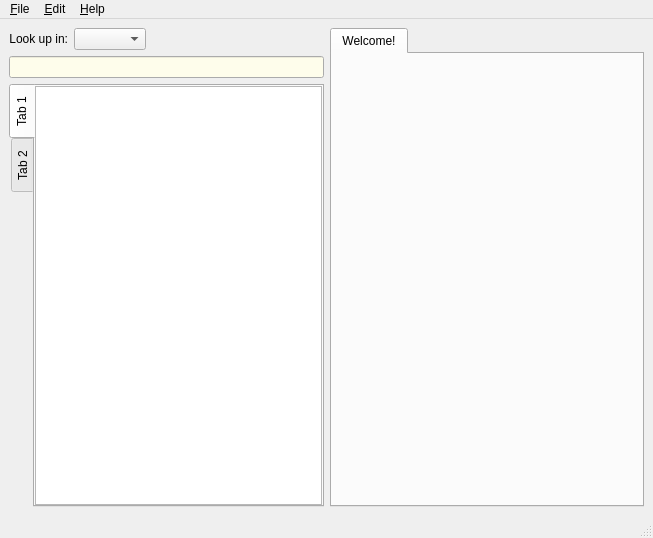
This is src/mainwindow.ui in goldendict/goldendict as Qt 5 draws it before an edit. The edited form follows.
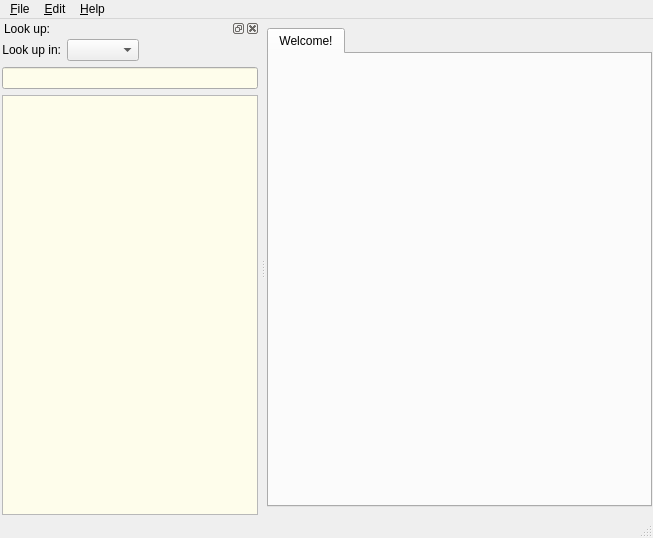
This is the edited form. The open tabs and pages were chosen to show the change. Custom widgets are drawn as their Qt base class.

Commit message: * Make the search sidebar into a dock widget.

Patch:
```diff
--- a/src/mainwindow.ui
+++ b/src/mainwindow.ui
@@ -15,196 +15,12 @@
   </property>
   <widget class="QWidget" name="centralWidget">
    <layout class="QHBoxLayout" name="horizontalLayout_2">
-    <item>
-     <layout class="QVBoxLayout" name="verticalLayout_2">
-      <item>
-       <layout class="QHBoxLayout" name="horizontalLayout">
-        <item>
-         <widget class="QLabel" name="groupLabel">
-          <property name="text">
-           <string>Look up in:</string>
-          </property>
-          <property name="alignment">
-           <set>Qt::AlignRight|Qt::AlignTrailing|Qt::AlignVCenter</set>
-          </property>
-         </widget>
-        </item>
-        <item>
-         <widget class="GroupComboBox" name="groupList">
-          <property name="sizeAdjustPolicy">
-           <enum>QComboBox::AdjustToContents</enum>
-          </property>
-          <property name="duplicatesEnabled">
-           <bool>true</bool>
-          </property>
-          <property name="frame">
-           <bool>true</bool>
-          </property>
-         </widget>
-        </item>
-        <item>
-         <spacer name="horizontalSpacer">
-          <property name="orientation">
-           <enum>Qt::Horizontal</enum>
-          </property>
-          <property name="sizeHint" stdset="0">
-           <size>
-            <width>40</width>
-            <height>20</height>
-           </size>
-          </property>
-         </spacer>
-        </item>
-       </layout>
-      </item>
-      <item>
-       <widget class="QLineEdit" name="translateLine">
-        <property name="minimumSize">
-         <size>
-          <width>200</width>
-          <height>0</height>
-         </size>
-        </property>
-        <property name="baseSize">
-         <size>
-          <width>0</width>
-          <height>0</height>
-         </size>
-        </property>
-        <property name="palette">
-         <palette>
-          <active>
-           <colorrole role="Base">
-            <brush brushstyle="SolidPattern">
-             <color alpha="255">
-              <red>254</red>
-              <green>253</green>
-              <blue>235</blue>
-             </color>
-            </brush>
-           </colorrole>
-          </active>
-          <inactive>
-           <colorrole role="Base">
-            <brush brushstyle="SolidPattern">
-             <color alpha="255">
-              <red>254</red>
-              <green>253</green>
-              <blue>235</blue>
-             </color>
-            </brush>
-           </colorrole>
-          </inactive>
-          <disabled>
-           <colorrole role="Base">
-            <brush brushstyle="SolidPattern">
-             <color alpha="255">
-              <red>255</red>
-              <green>255</green>
-              <blue>255</blue>
-             </color>
-            </brush>
-           </colorrole>
-          </disabled>
-         </palette>
-        </property>
-        <property name="frame">
-         <bool>true</bool>
-        </property>
-       </widget>
-      </item>
-      <item>
-       <widget class="QStackedWidget" name="stackedWidget">
-        <property name="lineWidth">
-         <number>0</number>
-        </property>
-        <property name="currentIndex">
-         <number>0</number>
-        </property>
-        <widget class="QWidget" name="page">
-         <layout class="QVBoxLayout" name="verticalLayout_3">
-          <property name="margin">
-           <number>0</number>
-          </property>
-          <item>
-           <widget class="QListWidget" name="wordList">
-            <property name="palette">
-             <palette>
-              <active>
-               <colorrole role="Base">
-                <brush brushstyle="SolidPattern">
-                 <color alpha="255">
-                  <red>254</red>
-                  <green>253</green>
-                  <blue>235</blue>
-                 </color>
-                </brush>
-               </colorrole>
-              </active>
-              <inactive>
-               <colorrole role="Base">
-                <brush brushstyle="SolidPattern">
-                 <color alpha="255">
-                  <red>254</red>
-                  <green>253</green>
-                  <blue>235</blue>
-                 </color>
-                </brush>
-               </colorrole>
-              </inactive>
-              <disabled>
-               <colorrole role="Base">
-                <brush brushstyle="SolidPattern">
-                 <color alpha="255">
-                  <red>255</red>
-                  <green>255</green>
-                  <blue>255</blue>
-                 </color>
-                </brush>
-               </colorrole>
-              </disabled>
-             </palette>
-            </property>
-           </widget>
-          </item>
-         </layout>
-        </widget>
-        <widget class="QWidget" name="page_2">
-         <layout class="QVBoxLayout" name="verticalLayout_4">
-          <property name="margin">
-           <number>0</number>
-          </property>
-          <item>
-           <widget class="QTabWidget" name="tabWidget_2">
-            <property name="tabPosition">
-             <enum>QTabWidget::West</enum>
-            </property>
-            <widget class="QWidget" name="tab_2">
-             <attribute name="title">
-              <string>Tab 1</string>
-             </attribute>
-             <layout class="QVBoxLayout" name="verticalLayout_5">
-              <property name="margin">
-               <number>0</number>
-              </property>
-              <item>
-               <widget class="QListWidget" name="listWidget"/>
-              </item>
-             </layout>
-            </widget>
-            <widget class="QWidget" name="tab_3">
-             <attribute name="title">
-              <string>Tab 2</string>
-             </attribute>
-            </widget>
-           </widget>
-          </item>
-         </layout>
-        </widget>
-       </widget>
-      </item>
-     </layout>
-    </item>
+    <property name="leftMargin">
+     <number>1</number>
+    </property>
+    <property name="rightMargin">
+     <number>1</number>
+    </property>
     <item>
      <widget class="QTabWidget" name="tabWidget">
       <property name="currentIndex">
@@ -271,6 +87,173 @@
    <addaction name="menu_Help"/>
   </widget>
   <widget class="QStatusBar" name="statusbar"/>
+  <widget class="QDockWidget" name="searchPane">
+   <property name="windowTitle">
+    <string>Look up:</string>
+   </property>
+   <attribute name="dockWidgetArea">
+    <number>1</number>
+   </attribute>
+   <widget class="SearchPaneWidget" name="searchPaneWidget">
+    <property name="sizePolicy">
+     <sizepolicy hsizetype="Preferred" vsizetype="Preferred">
+      <horstretch>0</horstretch>
+      <verstretch>0</verstretch>
+     </sizepolicy>
+    </property>
+    <layout class="QVBoxLayout" name="verticalLayout">
+     <property name="leftMargin">
+      <number>2</number>
+     </property>
+     <property name="topMargin">
+      <number>1</number>
+     </property>
+     <property name="rightMargin">
+      <number>2</number>
+     </property>
+     <property name="bottomMargin">
+      <number>1</number>
+     </property>
+     <item>
+      <layout class="QHBoxLayout" name="horizontalLayout">
+       <item>
+        <widget class="QLabel" name="groupLabel">
+         <property name="text">
+          <string>Look up in:</string>
+         </property>
+         <property name="alignment">
+          <set>Qt::AlignRight|Qt::AlignTrailing|Qt::AlignVCenter</set>
+         </property>
+        </widget>
+       </item>
+       <item>
+        <widget class="GroupComboBox" name="groupList">
+         <property name="sizeAdjustPolicy">
+          <enum>QComboBox::AdjustToContents</enum>
+         </property>
+         <property name="duplicatesEnabled">
+          <bool>true</bool>
+         </property>
+         <property name="frame">
+          <bool>true</bool>
+         </property>
+        </widget>
+       </item>
+       <item>
+        <spacer name="horizontalSpacer">
+         <property name="orientation">
+          <enum>Qt::Horizontal</enum>
+         </property>
+         <property name="sizeHint" stdset="0">
+          <size>
+           <width>40</width>
+           <height>20</height>
+          </size>
+         </property>
+        </spacer>
+       </item>
+      </layout>
+     </item>
+     <item>
+      <widget class="QLineEdit" name="translateLine">
+       <property name="minimumSize">
+        <size>
+         <width>200</width>
+         <height>0</height>
+        </size>
+       </property>
+       <property name="baseSize">
+        <size>
+         <width>0</width>
+         <height>0</height>
+        </size>
+       </property>
+       <property name="palette">
+        <palette>
+         <active>
+          <colorrole role="Base">
+           <brush brushstyle="SolidPattern">
+            <color alpha="255">
+             <red>254</red>
+             <green>253</green>
+             <blue>235</blue>
+            </color>
+           </brush>
+          </colorrole>
+         </active>
+         <inactive>
+          <colorrole role="Base">
+           <brush brushstyle="SolidPattern">
+            <color alpha="255">
+             <red>254</red>
+             <green>253</green>
+             <blue>235</blue>
+            </color>
+           </brush>
+          </colorrole>
+         </inactive>
+         <disabled>
+          <colorrole role="Base">
+           <brush brushstyle="SolidPattern">
+            <color alpha="255">
+             <red>255</red>
+             <green>255</green>
+             <blue>255</blue>
+            </color>
+           </brush>
+          </colorrole>
+         </disabled>
+        </palette>
+       </property>
+       <property name="frame">
+        <bool>true</bool>
+       </property>
+      </widget>
+     </item>
+     <item>
+      <widget class="QListWidget" name="wordList">
+       <property name="palette">
+        <palette>
+         <active>
+          <colorrole role="Base">
+           <brush brushstyle="SolidPattern">
+            <color alpha="255">
+             <red>254</red>
+             <green>253</green>
+             <blue>235</blue>
+            </color>
+           </brush>
+          </colorrole>
+         </active>
+         <inactive>
+          <colorrole role="Base">
+           <brush brushstyle="SolidPattern">
+            <color alpha="255">
+             <red>254</red>
+             <green>253</green>
+             <blue>235</blue>
+            </color>
+           </brush>
+          </colorrole>
+         </inactive>
+         <disabled>
+          <colorrole role="Base">
+           <brush brushstyle="SolidPattern">
+            <color alpha="255">
+             <red>255</red>
+             <green>255</green>
+             <blue>255</blue>
+            </color>
+           </brush>
+          </colorrole>
+         </disabled>
+        </palette>
+       </property>
+      </widget>
+     </item>
+    </layout>
+   </widget>
+  </widget>
   <action name="sources">
    <property name="text">
     <string>&amp;Sources...</string>
@@ -345,6 +328,12 @@
    <extends>QComboBox</extends>
    <header>groupcombobox.hh</header>
   </customwidget>
+  <customwidget>
+   <class>SearchPaneWidget</class>
+   <extends>QWidget</extends>
+   <header>searchpanewidget.hh</header>
+   <container>1</container>
+  </customwidget>
  </customwidgets>
  <tabstops>
   <tabstop>translateLine</tabstop>
```
Left out of the diff: 2 changed lines with no effect on the pictures. The commit also changes 2 other files.
